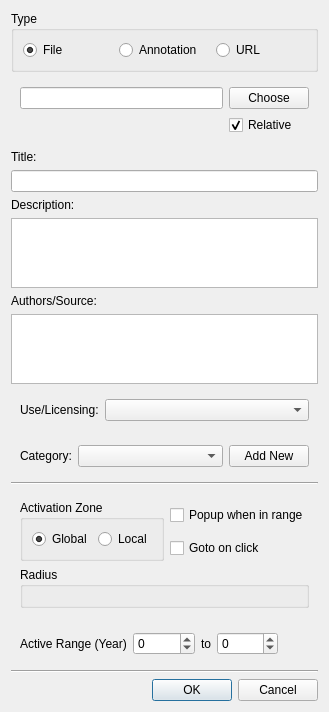
The window that src/resources/ERDialog.ui (IDREsandbox/vsim) describes before a commit, drawn with Qt 5.
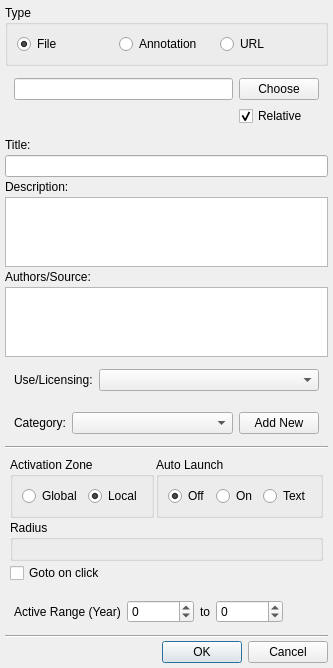
The same window after the commit. Custom widgets are drawn as their Qt base class.

What changed in the file:
```diff
--- a/src/resources/ERDialog.ui
+++ b/src/resources/ERDialog.ui
@@ -6,14 +6,29 @@
    <rect>
     <x>0</x>
     <y>0</y>
-    <width>291</width>
-    <height>692</height>
+    <width>300</width>
+    <height>663</height>
    </rect>
   </property>
   <property name="windowTitle">
    <string>Dialog</string>
   </property>
   <layout class="QVBoxLayout" name="verticalLayout">
+   <property name="spacing">
+    <number>3</number>
+   </property>
+   <property name="leftMargin">
+    <number>5</number>
+   </property>
+   <property name="topMargin">
+    <number>5</number>
+   </property>
+   <property name="rightMargin">
+    <number>5</number>
+   </property>
+   <property name="bottomMargin">
+    <number>5</number>
+   </property>
    <item>
     <widget class="QGroupBox" name="type">
      <property name="title">
@@ -91,14 +106,7 @@
     </widget>
    </item>
    <item>
-    <widget class="QTextEdit" name="description">
-     <property name="sizePolicy">
-      <sizepolicy hsizetype="Expanding" vsizetype="Expanding">
-       <horstretch>0</horstretch>
-       <verstretch>3</verstretch>
-      </sizepolicy>
-     </property>
-    </widget>
+    <widget class="QPlainTextEdit" name="description"/>
    </item>
    <item>
     <widget class="QLabel" name="label_authors">
@@ -186,7 +194,22 @@
    <item>
     <widget class="QWidget" name="widget_4" native="true">
      <layout class="QGridLayout" name="gridLayout">
-      <item row="0" column="0" rowspan="2">
+      <property name="leftMargin">
+       <number>5</number>
+      </property>
+      <property name="topMargin">
+       <number>5</number>
+      </property>
+      <property name="rightMargin">
+       <number>5</number>
+      </property>
+      <property name="bottomMargin">
+       <number>5</number>
+      </property>
+      <property name="spacing">
+       <number>2</number>
+      </property>
+      <item row="0" column="0">
        <widget class="QGroupBox" name="activationzone">
         <property name="title">
          <string>Activation Zone</string>
@@ -198,7 +221,7 @@
             <string>Global</string>
            </property>
            <property name="checked">
-            <bool>true</bool>
+            <bool>false</bool>
            </property>
           </widget>
          </item>
@@ -207,32 +230,51 @@
            <property name="text">
             <string>Local</string>
            </property>
+           <property name="checked">
+            <bool>true</bool>
+           </property>
           </widget>
          </item>
         </layout>
        </widget>
       </item>
       <item row="0" column="1">
-       <widget class="QCheckBox" name="autolaunch">
-        <property name="layoutDirection">
-         <enum>Qt::LeftToRight</enum>
+       <widget class="QGroupBox" name="autolaunch_zone">
+        <property name="toolTip">
+         <string>&lt;html&gt;&lt;head/&gt;&lt;body&gt;&lt;p&gt;When entering into the range of an embedded resource&lt;/p&gt;&lt;p&gt;Off: do nothing&lt;/p&gt;&lt;p&gt;On: open the file associated with the resource&lt;/p&gt;&lt;p&gt;Text: show the resource description&lt;/p&gt;&lt;/body&gt;&lt;/html&gt;</string>
         </property>
-        <property name="text">
-         <string>Popup when in range</string>
+        <property name="title">
+         <string>Auto Launch</string>
         </property>
+        <layout class="QHBoxLayout" name="horizontalLayout_2">
+         <item>
+          <widget class="QRadioButton" name="autolaunch_off">
+           <property name="text">
+            <string>Off</string>
+           </property>
+           <property name="checked">
+            <bool>true</bool>
+           </property>
+          </widget>
+         </item>
+         <item>
+          <widget class="QRadioButton" name="autolaunch_on">
+           <property name="text">
+            <string>On</string>
+           </property>
+          </widget>
+         </item>
+         <item>
+          <widget class="QRadioButton" name="autolaunch_text">
+           <property name="text">
+            <string>Text</string>
+           </property>
+          </widget>
+         </item>
+        </layout>
        </widget>
       </item>
-      <item row="1" column="1">
-       <widget class="QCheckBox" name="autoreposition">
-        <property name="layoutDirection">
-         <enum>Qt::LeftToRight</enum>
-        </property>
-        <property name="text">
-         <string>Goto on click</string>
-        </property>
-       </widget>
-      </item>
-      <item row="2" column="0" colspan="2">
+      <item row="1" column="0" colspan="2">
        <widget class="QGroupBox" name="groupBox">
         <property name="title">
          <string>Radius</string>
@@ -244,6 +286,16 @@
         </layout>
        </widget>
       </item>
+      <item row="2" column="0" colspan="2">
+       <widget class="QCheckBox" name="autoreposition">
+        <property name="layoutDirection">
+         <enum>Qt::LeftToRight</enum>
+        </property>
+        <property name="text">
+         <string>Goto on click</string>
+        </property>
+       </widget>
+      </item>
      </layout>
     </widget>
    </item>
```
